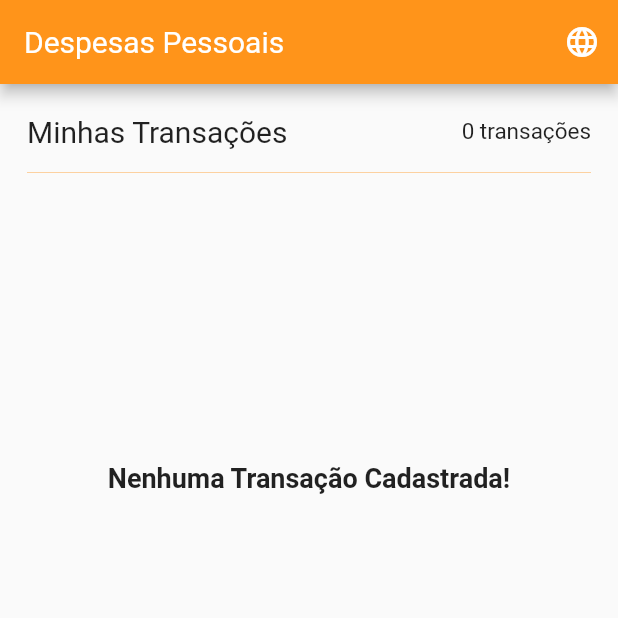
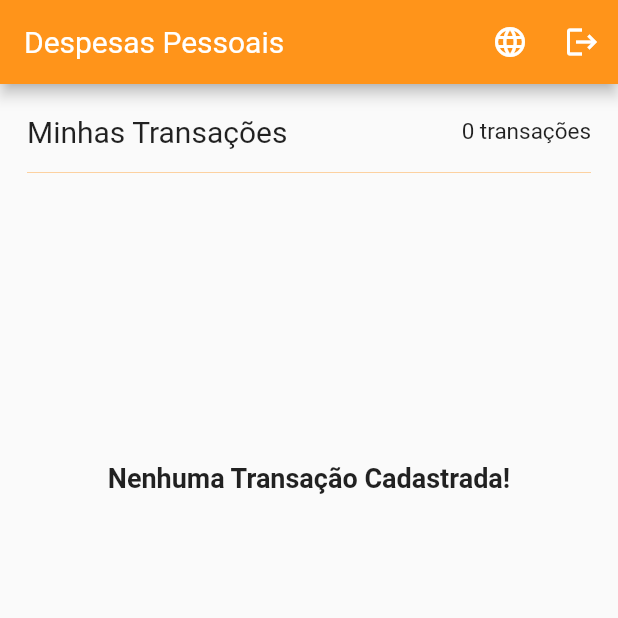
Before and after one commit to ArthurSilvaN/Expenses-App-Flutter, a Flutter app: the screen it shows once a user with an empty profile is signed in, on a phone screen of 412 x 824 dp, the top half of it. Run offline on Flutter 3.47's test engine with Material 2 defaults, Android fonts, the phone set to English and light mode, and no system bars; our stand-ins replace animated_splash_screen, carousel_slider, firebase_auth, firebase_core, google_sign_in, page_transition and 2 more; accounts and stored records are empty; Roboto replaces fonts that are missing (OpenSans, Quicksand).

Commit message:
add logou firebase google

```diff
--- a/lib/features/home/home.dart
+++ b/lib/features/home/home.dart
@@ -8,6 +8,7 @@ import '../../core/usecases/locale_usecase.dart';
 import '../../core/usecases/transaction_usecase.dart';
 import '../../core/util/locale_intl.dart';
 
+import '../../services/auth_service.dart';
 import 'widgets/transaction_category_chart.dart';
 import 'widgets/transaction_chart.dart';
 import 'widgets/transaction_form.dart';
@@ -26,6 +27,9 @@ class HomePageState extends State<HomePage> {
 
   late final LocaleUseCase _localeController =
       Provider.of<LocaleUseCase>(context, listen: false);
+
+  late final AuthService _authService =
+      Provider.of<AuthService>(context, listen: false);
 
   CarouselController buttonCarouselController = CarouselController();
 
@@ -108,6 +112,10 @@ class HomePageState extends State<HomePage> {
           IconButton(
             icon: const Icon(Icons.language),
             onPressed: () => _openLocaleModal(context),
+          ),
+          IconButton(
+            icon: const Icon(Icons.logout),
+            onPressed: () => _authService.logout(),
           ),
         ],
         title: Text(context.locale().personalExpenses),
```
